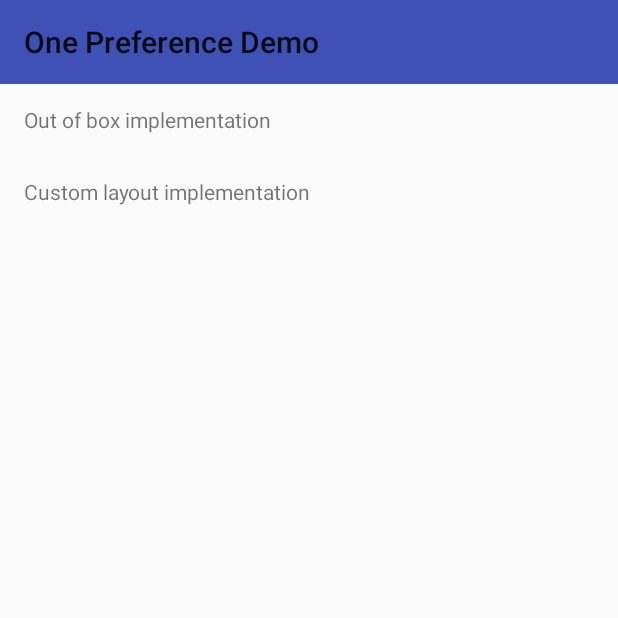
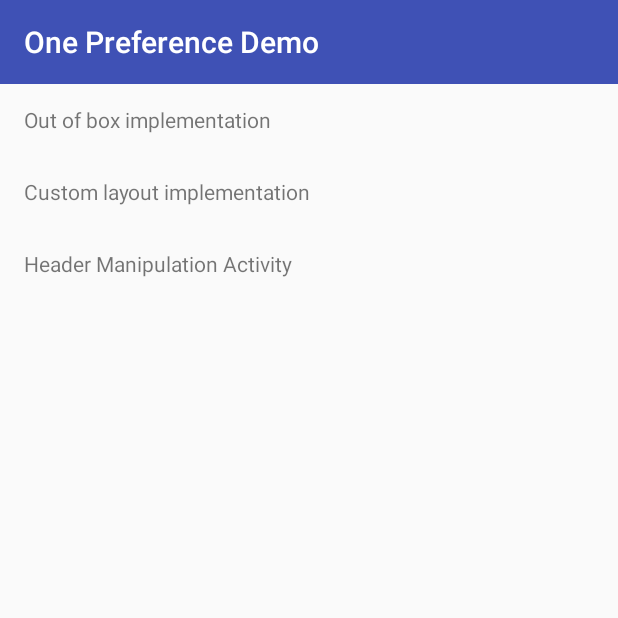
Before and after one commit to saurabharora90/OnePreference, an Android app: the screen it shows after launch (MainActivity), on a phone screen of 412 x 824 dp, the top half of it. Run offline under Robolectric (Android 15) with nearby library versions, the phone set to English and light mode, and no system bars.

Commit message:
complete samples

```diff
--- a/library/src/main/java/com/sa90/onepreference/interfaces/TabletPreference.java
+++ b/library/src/main/java/com/sa90/onepreference/interfaces/TabletPreference.java
@@ -30,7 +30,7 @@ public interface TabletPreference extends OnePreference{
     @Nullable ListView getHeaderListView();
 
     /**
-     * Returns the adapter that will be attached to the header ListView
+     * Returns the adapter that will be attached to the header ListView. If you want to use the default adapter, then pass an instance to {@link com.sa90.onepreference.adapter.HeaderAdapter}
      * @return
      */
     @Nullable
--- a/sample/src/main/AndroidManifest.xml
+++ b/sample/src/main/AndroidManifest.xml
@@ -30,6 +30,8 @@
                 android:name="android.support.PARENT_ACTIVITY"
                 android:value="com.sa90.onepreferencedemo.MainActivity" />
         </activity>
+
+        <activity android:name=".HeaderManipulationActivity"/>
     </application>
 
 </manifest>
--- a/sample/src/main/res/layout/activity_main.xml
+++ b/sample/src/main/res/layout/activity_main.xml
@@ -11,7 +11,8 @@
         android:id="@+id/toolbar"
         android:layout_width="match_parent"
         android:layout_height="?attr/actionBarSize"
-        android:background="?attr/colorPrimary"/>
+        android:background="?attr/colorPrimary"
+        android:theme="@style/AppTheme.AppBarOverlay"/>
 
     <TextView
         android:id="@+id/btnNormal"
@@ -33,4 +34,14 @@
         android:paddingRight="@dimen/activity_horizontal_margin"
         android:text="Custom layout implementation" />
 
+    <TextView
+        android:id="@+id/btnHeader"
+        android:layout_width="match_parent"
+        android:layout_height="?attr/listPreferredItemHeightSmall"
+        android:background="?attr/selectableItemBackground"
+        android:gravity="center_vertical"
+        android:paddingLeft="@dimen/activity_horizontal_margin"
+        android:paddingRight="@dimen/activity_horizontal_margin"
+        android:text="Header Manipulation Activity" />
+
 </LinearLayout>
--- a/sample/src/main/res/values/strings.xml
+++ b/sample/src/main/res/values/strings.xml
@@ -4,6 +4,9 @@
     <string name="header1">Header 1</string>
     <string name="header2">Header 2</string>
     <string name="header3">About</string>
+    <string name="header4">Removable</string>
     <string name="title_activity_phone_preference">PhonePreferenceActivity</string>
     <string name="title_activity_custom_layout">CustomLayoutActivity</string>
+
+    <string name="pref_key_remove">key_remove</string>
 </resources>
```
Also changed, not shown: sample/src/main/java/com/sa90/onepreferencedemo/HeaderManipulationActivity.java (added, +36 -0 lines), sample/src/main/java/com/sa90/onepreferencedemo/MainActivity.java (+9 -0 lines), sample/src/main/java/com/sa90/onepreferencedemo/fragment/RemovableFragment.java (added, +36 -0 lines), sample/src/main/res/xml/pref_removable.xml (added, +21 -0 lines).
